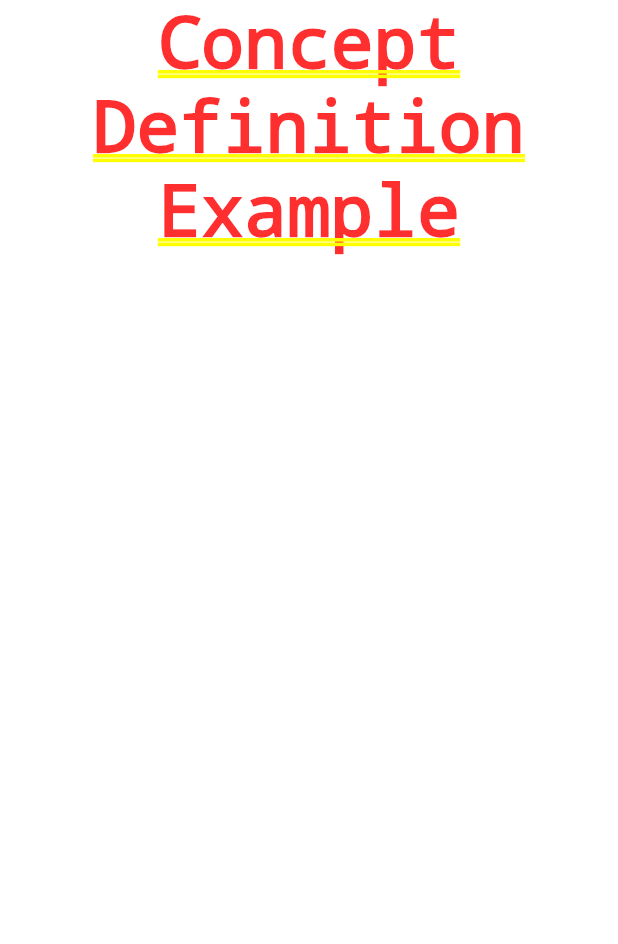
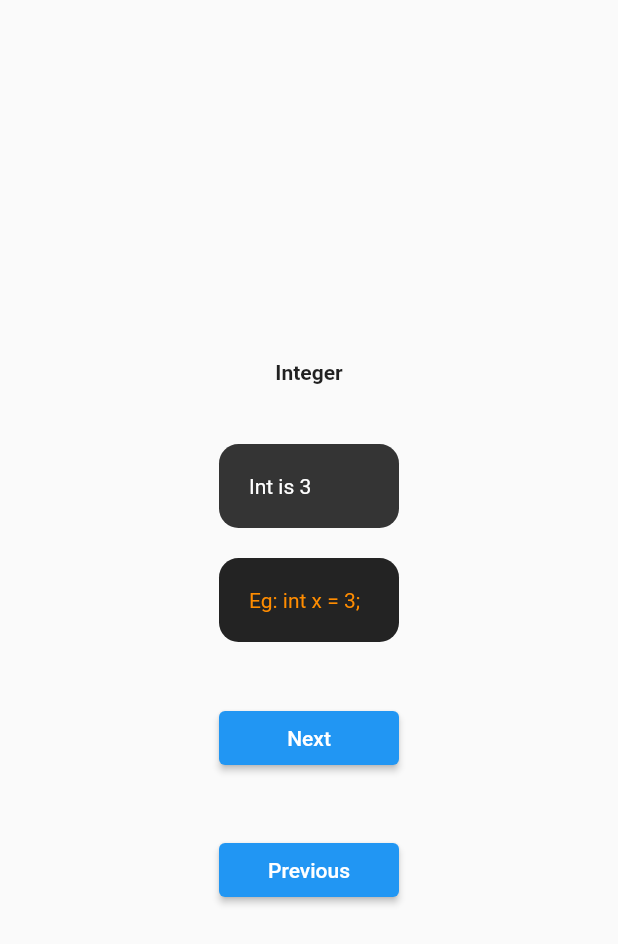
Before and after one commit to SilentDreamz/HackViolet-2022-Submission, a Flutter app: the CSConcepts screen opened directly, after a tap on "Data Types", on a phone screen of 412 x 824 dp. Shown: the top 944 px of the screen. Run offline on Flutter 3.47's test engine with Material 2 defaults, Android fonts, the light colour scheme and no system bars.

Commit message:
Modified the concept quiz page

```diff
--- a/lib/models/concepts.dart
+++ b/lib/models/concepts.dart
@@ -4,8 +4,13 @@ class Concept {
   final String name;
   final String definition;
   final String example;
+  List<Concept> subConcepts;
 
-  Concept(this.name, this.definition, this.example);
+  Concept(this.name, this.definition, this.example, this.subConcepts);
+
+  // Redirecting the constructor
+  Concept.withoutChildren(String name, String definition, String example)
+      : this(name, definition, example, []);
 
   factory Concept.fromJson(Map<String, dynamic> data) {
     // note the explicit cast to String
@@ -14,7 +19,8 @@ class Concept {
     final name = data['name'] as String;
     final definition = data['definition'] as String;
     final example = data['example'] as String;
+    List<Concept> subConcepts = data['subConcepts'] as List<Concept>;
 
-    return Concept(name, definition, example);
+    return Concept(name, definition, example, subConcepts);
   }
 }
--- a/lib/screens/concept_quiz.dart
+++ b/lib/screens/concept_quiz.dart
@@ -1,4 +1,6 @@
+import 'package:flutter/cupertino.dart';
 import 'package:flutter/material.dart';
+import 'package:hackviolet_submission/models/concepts.dart';
 
 class CSConcepts extends StatefulWidget {
   @override
@@ -6,33 +8,63 @@ class CSConcepts extends StatefulWidget {
 }
 
 class _CSConceptsState extends State<CSConcepts> {
-  List<String> concepts = [
-    'Data Types',
-    'Conditional Statements',
-    'Loops',
-    'Functions'
-  ];
+//  List<String> concepts = [
+//    'Data Types',
+//    'Conditional Statements',
+//    'Loops',
+//    'Functions'
+//  ];
+// Dummy data
+  Map<String, dynamic> concepts = {
+    'Data Types': [
+      new Concept.withoutChildren('Integer', 'Int is 3', 'Eg: int x = 3;'),
+      new Concept.withoutChildren(
+          'String', 'String is "s"', 'Eg: string x = "a";'),
+      new Concept.withoutChildren(
+          'Char', 'char is \'s\'', 'Eg: char x = \'s\';')
+    ],
+    'Conditional Statements ': [
+      new Concept.withoutChildren(
+          'if-else statement', 'if is if', 'Eg: if(mind == smart) print name;'),
+    ],
+    'Loops ': [
+      new Concept.withoutChildren('For loop', 'for is for',
+          'Eg: for(var i = 0; i < 10; i++) print name;'),
+      new Concept.withoutChildren(
+          'While loop', 'for is for', 'Eg: while(i < 10) print name;'),
+      new Concept.withoutChildren(
+          'Do While loop', 'for is for', 'Eg: do{ print name;}while(i < 10);'),
+    ]
+  };
 
   @override
   Widget build(BuildContext context) {
     return Scaffold(
       body: Column(
+        mainAxisAlignment: MainAxisAlignment.spaceEvenly,
         children: [
           Text('Learn CS Concepts'),
-          SizedBox(width: 20),
+          SizedBox(height: 20),
           Expanded(
             child: ListView.builder(
-              itemCount: concepts.length,
+//              shrinkWrap: true,
+              itemCount: concepts.keys.length,
               itemBuilder: (context, index) {
+                String key = concepts.keys.elementAt(index);
+
                 return ListTile(
-                  title: ElevatedButton(
-                    child: Text(concepts[index]),
-                    onPressed: () {
-                      Navigator.push(
-                          context,
-                          MaterialPageRoute(
-                              builder: (context) => ConceptQuiz()));
-                    },
+                  title: Center(
+                    child: ElevatedButton(
+                      child: Text(key),
+                      onPressed: () {
+                        Navigator.push(
+                            context,
+                            MaterialPageRoute(
+                                builder: (context) => ConceptQuiz(
+                                      concepts: concepts[key],
+                                    )));
+                      },
+                    ),
                   ),
                 );
               },
@@ -45,15 +77,83 @@ class _CSConceptsState extends State<CSConcepts> {
 }
 
 class ConceptQuiz extends StatefulWidget {
+  ConceptQuiz({this.concepts = const []});
+
+  final List<Concept> concepts;
+
   @override
   _ConceptQuizState createState() => _ConceptQuizState();
 }
 
 class _ConceptQuizState extends State<ConceptQuiz> {
+  int _index = 0;
+
+  void _next() {
+    setState(() {
+      _index = _index + 1 >= widget.concepts.length ? _index : _index + 1;
+    });
+  }
+
+  void _previous() {
+    setState(() {
+      _index = _index - 1 < 0 ? _index : _index - 1;
+    });
+  }
+
   @override
   Widget build(BuildContext context) {
-    return Column(
-      children: [Text('Concept'), Text('Definition'), Text('Example')],
+    return Scaffold(
+      body: Center(
+        child: IntrinsicWidth(
+          stepWidth: 24,
+          child: Column(
+            mainAxisAlignment: MainAxisAlignment.center,
+            crossAxisAlignment: CrossAxisAlignment.stretch,
+            textBaseline: TextBaseline.alphabetic,
+//      children: [Text('Concept'), Text('Definition'), Text('Example')],
+            children: [
+              Container(
+                padding: EdgeInsets.all(20),
+                child: Text(
+                  widget.concepts[_index].name,
+                  textAlign: TextAlign.center,
+                  style: TextStyle(fontWeight: FontWeight.bold),
+                ),
+              ),
+              SizedBox(
+                height: 20,
+              ),
+              Container(
+                  padding: EdgeInsets.all(20),
+                  child: Text(widget.concepts[_index].definition,
+                      style: TextStyle(color: Colors.white)),
+                  decoration: BoxDecoration(
+                    borderRadius: BorderRadius.circular(13),
+                    color: const Color(0xFF343434),
+                  )),
+              SizedBox(
+                height: 20,
+              ),
+              Container(
+                  padding: EdgeInsets.all(20),
+                  child: Text(widget.concepts[_index].example,
+                      style: TextStyle(color: const Color(0xFFFF8c00))),
+                  decoration: BoxDecoration(
+                    borderRadius: BorderRadius.circular(13),
+                    color: const Color(0xFF232323),
+                  )),
+              SizedBox(
+                height: 40,
+              ),
+              ElevatedButton(onPressed: _next, child: Text('Next')),
+              SizedBox(
+                height: 40,
+              ),
+              ElevatedButton(onPressed: _previous, child: Text('Previous'))
+            ],
+          ),
+        ),
+      ),
     );
   }
 }
```
